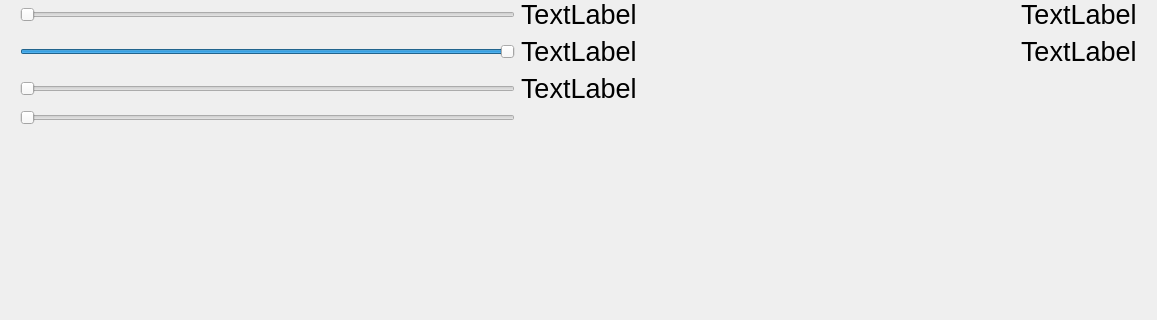
Before: the Qt Designer form widget.ui in FlamingMoe85/LightInSyncQt, drawn with Qt 5; both pictures show x 0 to 1157 and y 105 to 425 of the 1157 by 818 pixel window.
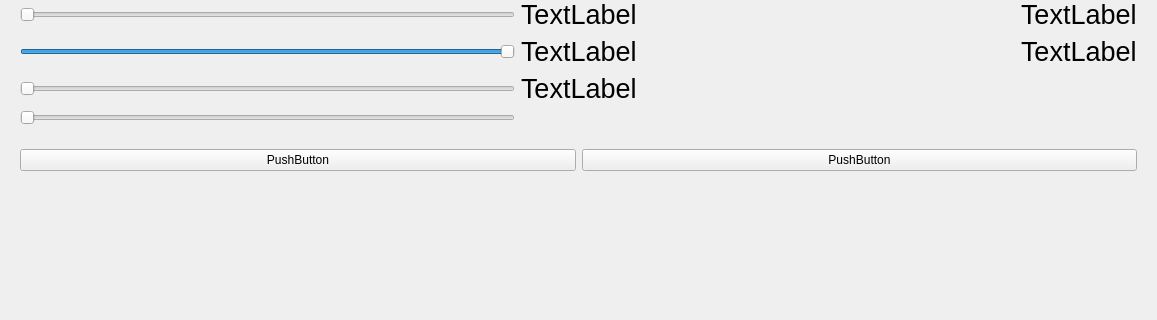
After: the same form once the commit is applied.

The edit to the form file:
```diff
--- a/widget.ui
+++ b/widget.ui
@@ -231,28 +231,6 @@
        </layout>
       </widget>
      </item>
-     <item>
-      <widget class="QWidget" name="widget_3" native="true">
-       <property name="sizePolicy">
-        <sizepolicy hsizetype="Expanding" vsizetype="Expanding">
-         <horstretch>1</horstretch>
-         <verstretch>1</verstretch>
-        </sizepolicy>
-       </property>
-       <property name="styleSheet">
-        <string notr="true"/>
-       </property>
-       <layout class="QVBoxLayout" name="verticalLayout_2">
-        <item>
-         <layout class="QVBoxLayout" name="verticalLayout_Player">
-          <property name="spacing">
-           <number>0</number>
-          </property>
-         </layout>
-        </item>
-       </layout>
-      </widget>
-     </item>
      <item>
       <widget class="QWidget" name="widget" native="true">
        <property name="sizePolicy">
@@ -263,7 +241,35 @@
        </property>
        <layout class="QVBoxLayout" name="verticalLayout_7">
         <item>
-         <layout class="QVBoxLayout" name="verticalLayout_Dots"/>
+         <layout class="QGridLayout" name="gridLayout">
+          <item row="0" column="1">
+           <widget class="QPushButton" name="pushButton_nxt">
+            <property name="text">
+             <string>PushButton</string>
+            </property>
+           </widget>
+          </item>
+          <item row="0" column="0">
+           <widget class="QPushButton" name="pushButton_prv">
+            <property name="text">
+             <string>PushButton</string>
+            </property>
+           </widget>
+          </item>
+          <item row="1" column="0" colspan="2">
+           <widget class="QStackedWidget" name="stackedWidget">
+            <property name="currentIndex">
+             <number>0</number>
+            </property>
+            <widget class="QWidget" name="page_1">
+             <layout class="QVBoxLayout" name="verticalLayout_2"/>
+            </widget>
+            <widget class="QWidget" name="page_2">
+             <layout class="QVBoxLayout" name="verticalLayout_5"/>
+            </widget>
+           </widget>
+          </item>
+         </layout>
         </item>
        </layout>
       </widget>
```
